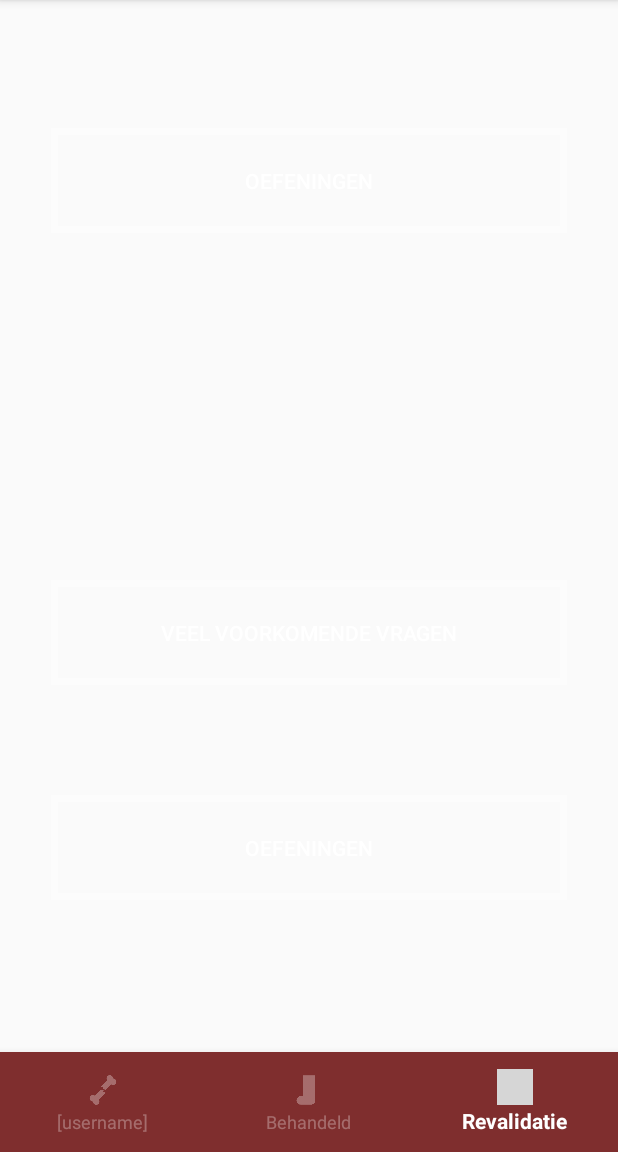
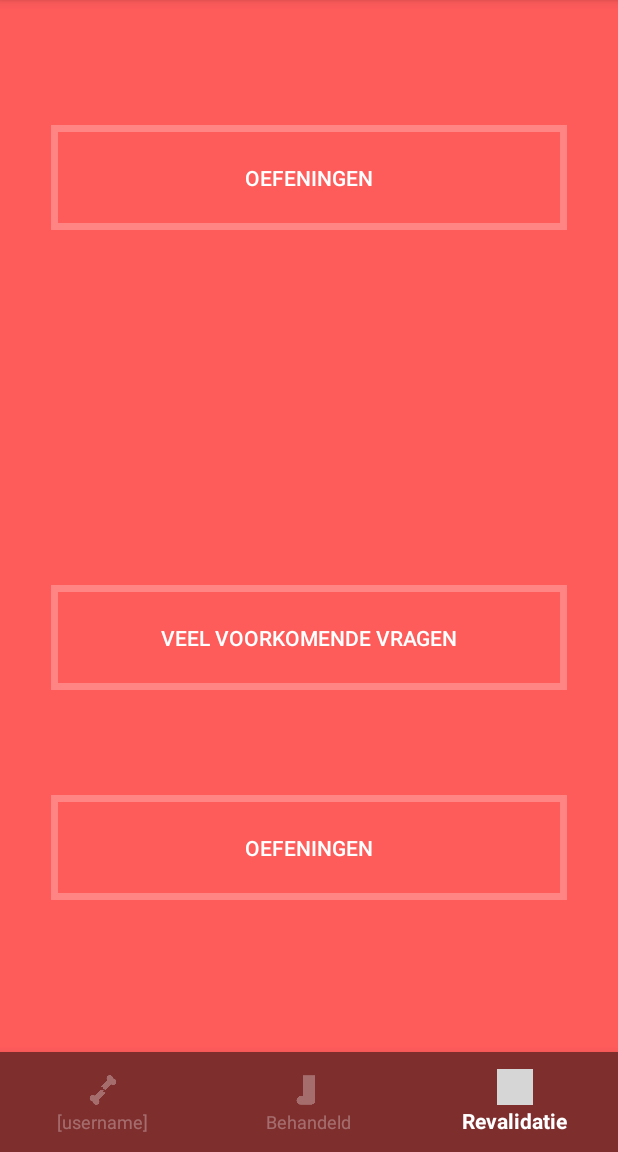
Before and after one commit to Roohn/IPMEDT4, an Android app: the screen it shows after launch (MainActivity), item 3 of the bottom bar chosen, on a phone screen of 412 x 824 dp, the part 84-1236 px from its top. Run offline under Robolectric (Android 15) with nearby library versions, the phone set to English and light mode, and no system bars; grey boxes are pictures that could not be loaded.

Commit message:
merge conflict

```diff
--- a/app/src/main/res/layout/activity_revalidatie.xml
+++ b/app/src/main/res/layout/activity_revalidatie.xml
@@ -8,7 +8,7 @@
     <android.support.constraint.ConstraintLayout
         android:layout_width="match_parent"
         android:layout_height="match_parent"
-        tools:background="@color/colorPrimary">
+        android:background="@color/colorPrimary">
 
         <Button
             android:id="@+id/button3"
@@ -16,32 +16,32 @@
             android:layout_height="70dp"
             android:layout_marginLeft="8dp"
             android:layout_marginRight="8dp"
-            android:layout_marginTop="85dp"
             android:background="@drawable/border"
             android:text="Oefeningen"
             android:textAlignment="center"
             android:textColor="#FFFFFF"
             app:layout_constraintLeft_toLeftOf="parent"
             app:layout_constraintRight_toRightOf="parent"
-            app:layout_constraintTop_toTopOf="parent" />
+            app:layout_constraintTop_toTopOf="parent"
+            android:layout_marginTop="83dp"
+            android:layout_marginBottom="8dp"
+            app:layout_constraintBottom_toTopOf="@+id/button2"
+            app:layout_constraintVertical_bias="0.0" />
 
         <Button
             android:id="@+id/button2"
             android:layout_width="344dp"
             android:layout_height="70dp"
-            android:layout_marginBottom="49dp"
+            android:layout_marginBottom="70dp"
             android:layout_marginLeft="8dp"
             android:layout_marginRight="8dp"
-            android:layout_marginTop="8dp"
             android:background="@drawable/border"
             android:text="Veel voorkomende vragen"
             android:textAlignment="center"
             android:textColor="#FFFFFF"
             app:layout_constraintBottom_toTopOf="@+id/button"
             app:layout_constraintLeft_toLeftOf="parent"
-            app:layout_constraintRight_toRightOf="parent"
-            app:layout_constraintTop_toBottomOf="@+id/button3"
-            app:layout_constraintVertical_bias="0.903" />
+            app:layout_constraintRight_toRightOf="parent" />
 
         <Button
             android:id="@+id/button"
```
